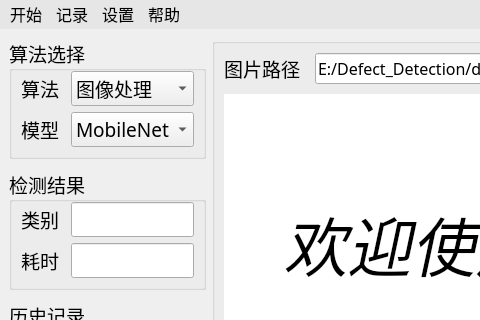
wang-jiankun/Defect-Detection, file qt/ui_detection.ui: the form before one commit; both pictures show x 0 to 480 and y 0 to 320 of the 800 by 571 pixel window.
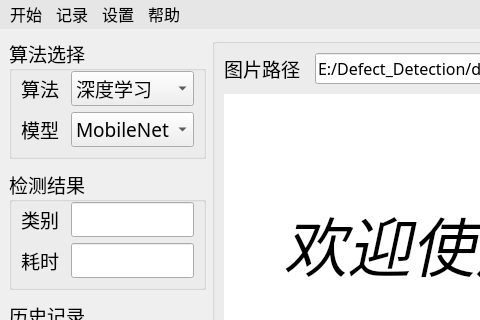
The form after the commit. Icons and pictures are not drawn.

What changed in the file:
```diff
--- a/qt/ui_detection.ui
+++ b/qt/ui_detection.ui
@@ -117,7 +117,7 @@
                </property>
                <item>
                 <property name="text">
-                 <string>图像处理</string>
+                 <string>深度学习</string>
                 </property>
                </item>
                <item>
```
Left out of the diff: 2 changed lines with no effect on the pictures.
